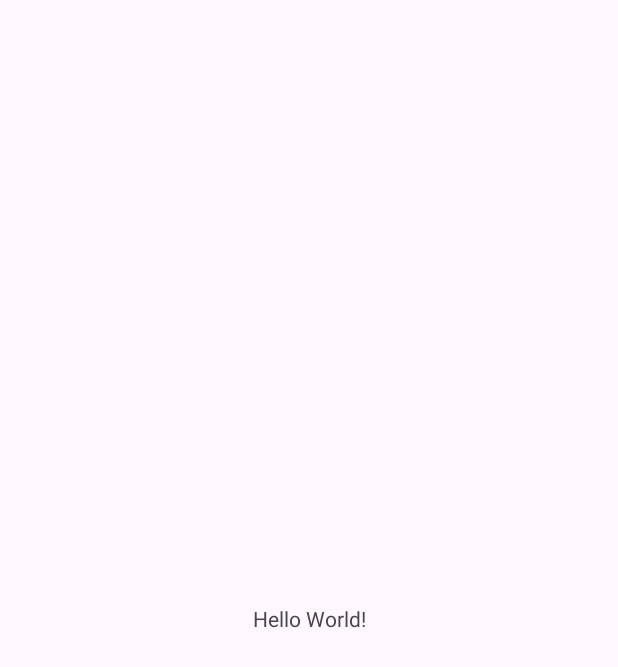
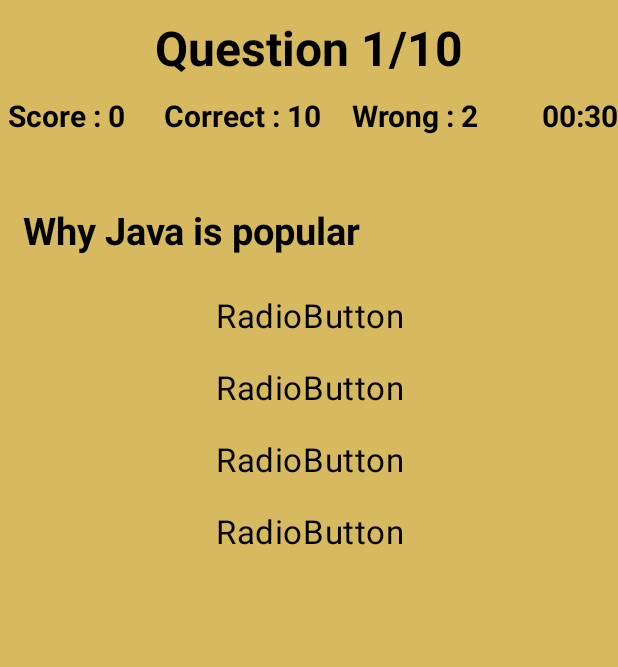
Before and after one commit to charankulal/Quiz-App-Android, an Android app: the screen it shows after launch (MainActivity), on a phone screen of 412 x 824 dp. Before the commit the part shown is almost empty. Shown: the top 667 px of the screen. Run offline under Robolectric (Android 15) with nearby library versions, the phone set to English and light mode, and no system bars.

Commit message:
Completed the basic design of the activity_main.xml

```diff
--- a/app/src/main/res/layout/activity_main.xml
+++ b/app/src/main/res/layout/activity_main.xml
@@ -1,18 +1,144 @@
 <?xml version="1.0" encoding="utf-8"?>
-<androidx.constraintlayout.widget.ConstraintLayout xmlns:android="http://schemas.android.com/apk/res/android"
+<LinearLayout
+    xmlns:android="http://schemas.android.com/apk/res/android"
     xmlns:app="http://schemas.android.com/apk/res-auto"
     xmlns:tools="http://schemas.android.com/tools"
     android:layout_width="match_parent"
     android:layout_height="match_parent"
+    android:background="@color/bg_color"
+    android:orientation="vertical"
     tools:context=".MainActivity">
 
     <TextView
-        android:layout_width="wrap_content"
+        android:id="@+id/txtTotalQuestion"
+        android:layout_width="match_parent"
         android:layout_height="wrap_content"
-        android:text="Hello World!"
-        app:layout_constraintBottom_toBottomOf="parent"
-        app:layout_constraintEnd_toEndOf="parent"
-        app:layout_constraintStart_toStartOf="parent"
-        app:layout_constraintTop_toTopOf="parent" />
+        android:text="Question 1/10"
+        android:textSize="32sp"
+        android:textColor="#000"
+        android:textStyle="bold"
+        android:textAlignment="center"
+        android:layout_marginTop="10dp"
+        />
+    <LinearLayout
+        android:layout_width="match_parent"
+        android:layout_height="wrap_content"
+        android:orientation="horizontal"
+        android:layout_marginTop="10dp"
+        >
+        <TextView
+            android:id="@+id/textScore"
+            android:layout_width="wrap_content"
+            android:layout_height="wrap_content"
+            android:layout_weight="1"
+            android:text="Score : 0"
+            android:paddingLeft="5dp"
+            android:paddingRight="5dp"
+            android:textStyle="bold"
+            android:textColor="@color/black"
+            android:textSize="20sp"/>
+        <TextView
+            android:id="@+id/textCorrect"
+            android:layout_width="wrap_content"
+            android:layout_height="wrap_content"
+            android:layout_weight="1"
+            android:text="Correct : 10"
+            android:textStyle="bold"
+            android:textColor="@color/black"
+            android:textSize="20sp"/>
+        <TextView
+            android:id="@+id/txtWrong"
+            android:layout_width="wrap_content"
+            android:layout_height="wrap_content"
+            android:layout_weight="1"
+            android:text="Wrong : 2"
+            android:textStyle="bold"
+            android:textColor="@color/black"
+            android:textSize="20sp"/>
+        <TextView
+            android:id="@+id/txtTimer"
+            android:layout_width="wrap_content"
+            android:layout_height="wrap_content"
+            android:layout_weight="1"
+            android:text="00:30"
+            android:textStyle="bold"
+            android:textColor="@color/black"
+            android:textAlignment="textEnd"
+            android:textSize="20sp"/>
 
-</androidx.constraintlayout.widget.ConstraintLayout>
+    </LinearLayout>
+    <LinearLayout
+        android:layout_width="match_parent"
+        android:layout_height="wrap_content"
+        android:layout_marginTop="30dp"
+        android:orientation="vertical">
+        <TextView
+            android:id="@+id/txtQuestionContainer"
+            android:layout_width="match_parent"
+            android:layout_height="wrap_content"
+            android:text="Why Java is popular"
+            android:textSize="25sp"
+            android:textColor="@color/black"
+            android:textStyle="bold"
+            android:padding="15dp"
+            />
+    </LinearLayout>
+
+    <LinearLayout
+        android:layout_width="match_parent"
+        android:layout_height="wrap_content"
+        android:orientation="vertical">
+        <RadioGroup
+            android:id="@+id/radio_group"
+            android:layout_width="match_parent"
+            android:layout_height="wrap_content">
+            <RadioButton
+                android:id="@+id/radio_button1"
+                android:layout_width="match_parent"
+                android:layout_height="wrap_content"
+                android:layout_weight="1"
+                android:button="@null"
+                android:freezesText="true"
+                android:text="RadioButton"
+                android:textSize="22sp"
+                android:textColor="@color/black"
+                android:textAlignment="center"/>
+            <RadioButton
+                android:id="@+id/radio_button2"
+                android:layout_width="match_parent"
+                android:layout_height="wrap_content"
+                android:layout_weight="1"
+                android:button="@null"
+                android:freezesText="true"
+                android:text="RadioButton"
+                android:textSize="22sp"
+                android:textColor="@color/black"
+                android:textAlignment="center"/>
+            <RadioButton
+                android:id="@+id/radio_button3"
+                android:layout_width="match_parent"
+                android:layout_height="wrap_content"
+                android:layout_weight="1"
+                android:button="@null"
+                android:freezesText="true"
+                android:text="RadioButton"
+                android:textSize="22sp"
+                android:textColor="@color/black"
+                android:textAlignment="center"/>
+            <RadioButton
+                android:id="@+id/radio_button4"
+                android:layout_width="match_parent"
+                android:layout_height="wrap_content"
+                android:layout_weight="1"
+                android:button="@null"
+                android:freezesText="true"
+                android:text="RadioButton"
+                android:textSize="22sp"
+                android:textColor="@color/black"
+                android:textAlignment="center"
+
+
+                />
+        </RadioGroup>
+    </LinearLayout>
+</LinearLayout>
--- a/app/src/main/res/values/colors.xml
+++ b/app/src/main/res/values/colors.xml
@@ -2,4 +2,8 @@
 <resources>
     <color name="black">#FF000000</color>
     <color name="white">#FFFFFFFF</color>
+    <color name="colorPrimary">#ddaf27</color>
+    <color name="colorPrimaryDark">#ecdaa3</color>
+    <color name="colorAccent">#D81B60</color>
+    <color name="bg_color">#D7B960</color>
 </resources>
--- a/gradle.properties
+++ b/gradle.properties
@@ -19,3 +19,4 @@ android.useAndroidX=true
 # resources declared in the library itself and none from the library's dependencies,
 # thereby reducing the size of the R class for that library
 android.nonTransitiveRClass=true
+android.enableJetifier=true
```
